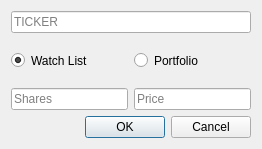
The window that forms/AddStockDialog.ui (jkulskis/stock-copter) describes before a commit, drawn with Qt 5.
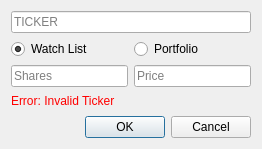
The same window after the commit.

What changed in the file:
```diff
--- a/forms/AddStockDialog.ui
+++ b/forms/AddStockDialog.ui
@@ -87,6 +87,13 @@
      </item>
     </layout>
    </item>
+   <item>
+    <widget class="QLabel" name="labelError">
+     <property name="text">
+      <string>&lt;html&gt;&lt;head/&gt;&lt;body&gt;&lt;p&gt;&lt;span style=&quot; color:#ff0000;&quot;&gt;Error: Invalid Ticker&lt;/span&gt;&lt;/p&gt;&lt;/body&gt;&lt;/html&gt;</string>
+     </property>
+    </widget>
+   </item>
    <item>
     <widget class="QDialogButtonBox" name="buttonBox">
      <property name="orientation">
```
Left out of the diff: 12 changed lines with no effect on the pictures.
